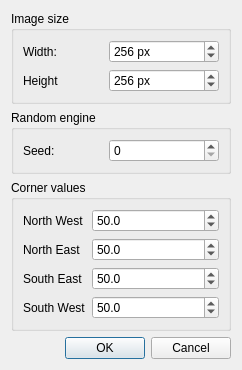
The window that forms/diamondsquaregenerator.ui (yblein/mmgui) describes before a commit, drawn with Qt 5.
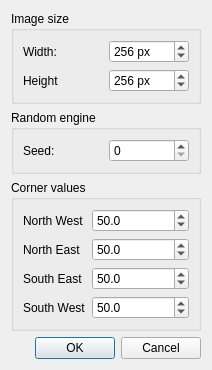
The same window after the commit.

The edit to the form file:
```diff
--- a/forms/diamondsquaregenerator.ui
+++ b/forms/diamondsquaregenerator.ui
@@ -6,7 +6,7 @@
    <rect>
     <x>0</x>
     <y>0</y>
-    <width>242</width>
+    <width>212</width>
     <height>363</height>
    </rect>
   </property>
@@ -101,9 +101,9 @@
        </widget>
       </item>
       <item row="0" column="1">
-       <widget class="QSpinBox" name="seedSpinBox">
-        <property name="maximum">
-         <number>2147483647</number>
+       <widget class="QDoubleSpinBox" name="seedSpinBox">
+        <property name="decimals">
+         <number>0</number>
         </property>
        </widget>
       </item>
```
